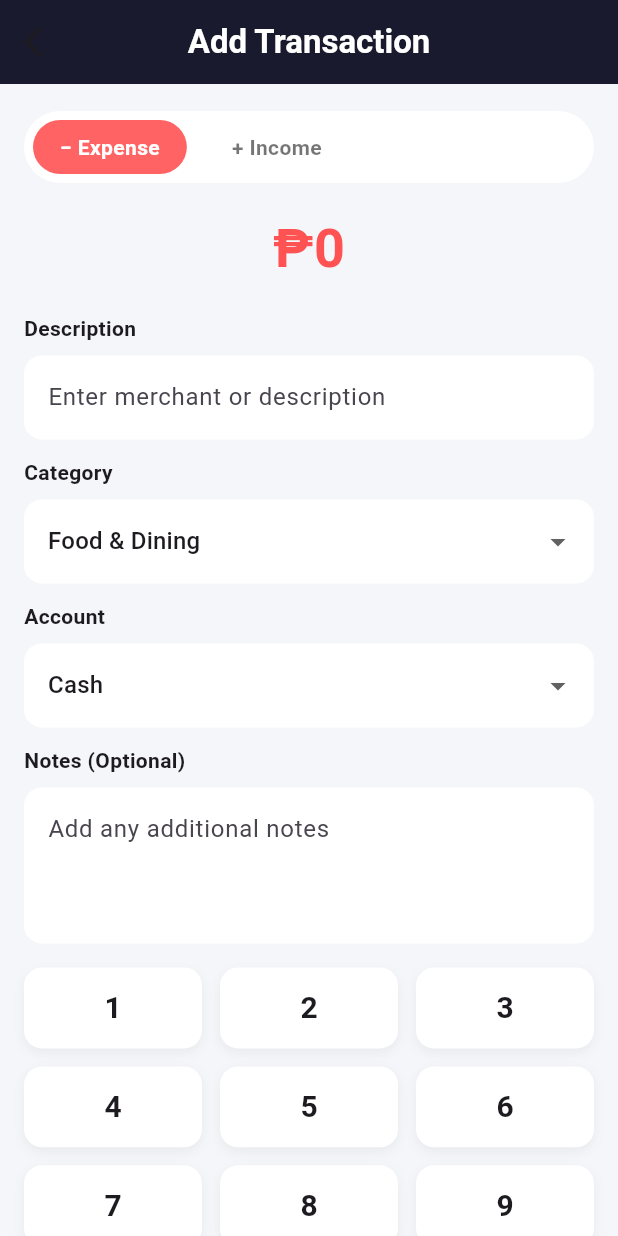
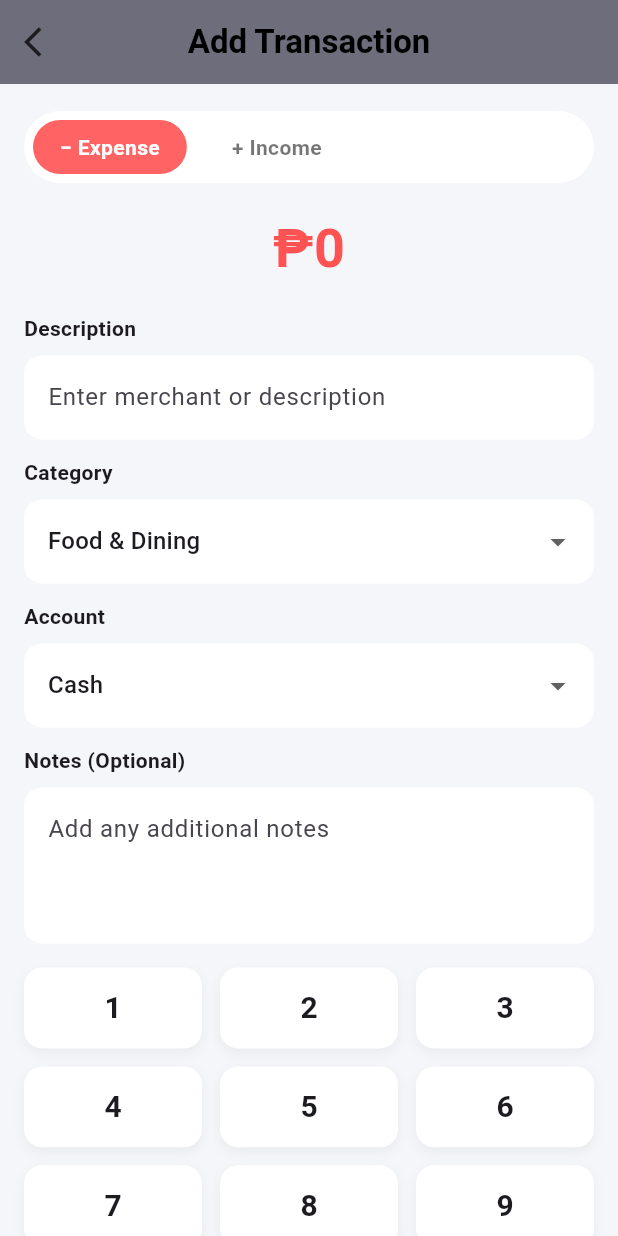
Before and after one commit to ItZotic/smartspend, a Flutter app: the AddTransactionScreen screen opened directly, on a phone screen of 412 x 824 dp. Run offline on Flutter 3.47's test engine with Material 3 defaults, Android fonts, the phone set to English and light mode, and no system bars; our stand-ins replace cloud_firestore, firebase_auth, firebase_core, fl_chart, font_awesome_flutter; accounts and stored records are empty.

Commit message:
Update add_transaction.dart

```diff
--- a/lib/add_transaction.dart
+++ b/lib/add_transaction.dart
@@ -137,7 +137,7 @@ class _AddTransactionScreenState extends State<AddTransactionScreen> {
 
   @override
   Widget build(BuildContext context) {
-    const Color navy = Color(0xFF1A1A2E);
+    const Color navy = Color.fromARGB(255, 109, 109, 124);
     const Color accentGreen = Color(0xFF00C853);
 
     return Scaffold(
@@ -148,7 +148,7 @@ class _AddTransactionScreenState extends State<AddTransactionScreen> {
         title: const Text(
           'Add Transaction',
           // ← change this color to whatever you like
-          style: TextStyle(fontWeight: FontWeight.bold, color: Colors.white),
+          style: TextStyle(fontWeight: FontWeight.bold, color: Colors.black),
         ),
         leading: IconButton(
           icon: const Icon(Icons.arrow_back_ios),
```
